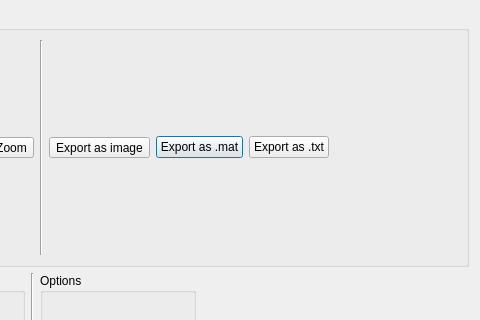
First picture: the form in src/ui/custom_plot.ui, repository pfechd/jabe, before the edit; both pictures show x 137 to 617 and y 0 to 320 of the 617 by 540 pixel window.
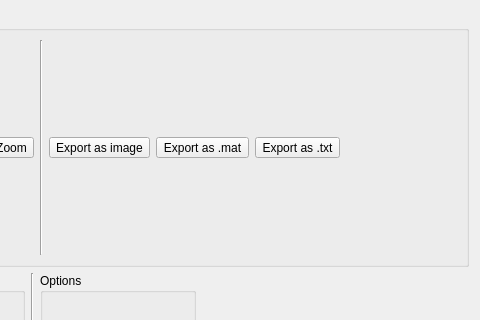
Second picture: the form after the edit.

Commit message: Change buttons in Plotwindow to the same format

```diff
--- a/src/ui/custom_plot.ui
+++ b/src/ui/custom_plot.ui
@@ -86,14 +86,14 @@
          </widget>
         </item>
         <item>
-         <widget class="QPushButton" name="toolButton_export_mat">
+         <widget class="QToolButton" name="toolButton_export_mat">
           <property name="text">
            <string>Export as .mat</string>
           </property>
          </widget>
         </item>
         <item>
-         <widget class="QPushButton" name="toolButton_export_txt">
+         <widget class="QToolButton" name="toolButton_export_txt">
           <property name="text">
            <string>Export as .txt</string>
           </property>
```
